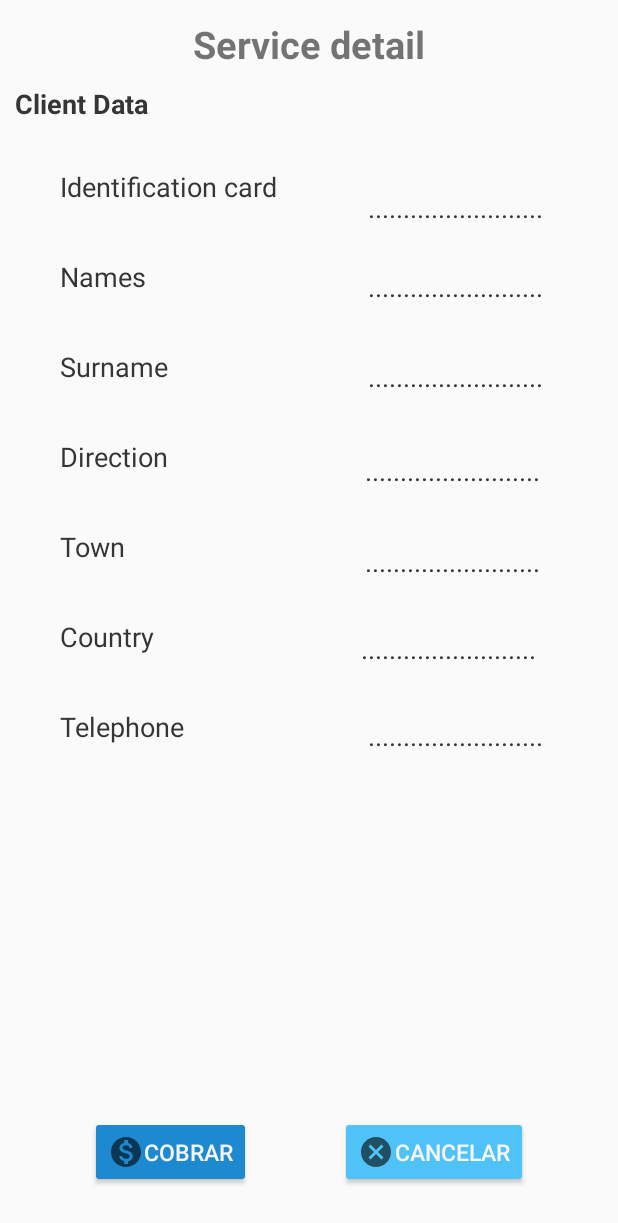
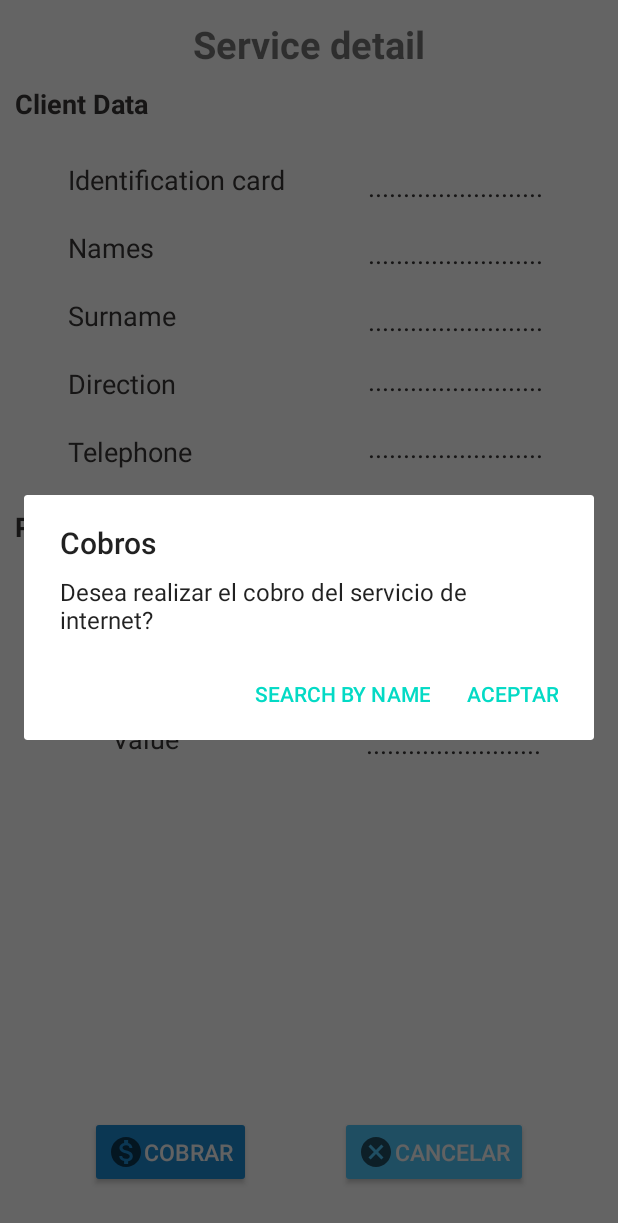
Before and after one commit to henryDev95/ProyectoMikroISP, an Android app: the ShowServiceActivity screen opened directly, with no data from a screen before it, after a tap on "COBRAR", on a phone screen of 412 x 824 dp. Shown: the top 1223 px of the screen. Run offline under Robolectric (Android 15) with nearby library versions, the phone set to English and light mode, and no system bars; 9 statements that could not run were skipped.

Commit message:
Activity payment y equipos modificado

```diff
--- a/MikroIspApp/app/src/main/java/com/loogika/mikroisp/app/client/ClientFragment.kt
+++ b/MikroIspApp/app/src/main/java/com/loogika/mikroisp/app/client/ClientFragment.kt
@@ -53,7 +53,7 @@ class ClientFragment : Fragment() , ClientAdapter.CellClickListener {
     }
 
     private fun obtenerDatos() { // funcion para obtener los datos del api
-        val token = "abcdefg1234567890"
+        val token = "123456henry"
         val call = getRetrofit().create(clientApi::class.java)
         call.getAll(token).enqueue(object : Callback<clientResponse> {
             override fun onResponse(
@@ -80,7 +80,7 @@ class ClientFragment : Fragment() , ClientAdapter.CellClickListener {
     }
 
     private fun getRetrofit(): Retrofit { // funcion de retrofil
-        var urlBase = "http://192.168.0.104/proyectos-web/adminwisp/web/app_dev.php/api/v1/client/"
+        var urlBase = "http://192.168.0.108/proyectos-web/adminwisp/web/app_dev.php/api/v1/client/"
         return Retrofit.Builder()
             .baseUrl(urlBase)
             .addConverterFactory(GsonConverterFactory.create())
--- a/MikroIspApp/app/src/main/java/com/loogika/mikroisp/app/payment/PaymentFragment.kt
+++ b/MikroIspApp/app/src/main/java/com/loogika/mikroisp/app/payment/PaymentFragment.kt
@@ -56,7 +56,7 @@ class PaymentFragment : Fragment() ,  PaymentAdapter.CellClickListener, SearchVi
 
 
     private fun getRetrofit(): Retrofit { // funcion de retrofil
-        var urlBase = "http://192.168.0.104/proyectos-web/adminwisp/web/app_dev.php/api/v1/client/"
+        var urlBase = "http://192.168.0.108/proyectos-web/adminwisp/web/app_dev.php/api/v1/client/"
         return Retrofit.Builder()
             .baseUrl(urlBase)
             .addConverterFactory(GsonConverterFactory.create())
@@ -66,7 +66,7 @@ class PaymentFragment : Fragment() ,  PaymentAdapter.CellClickListener, SearchVi
 
      private fun searchByName( name : String){
          CoroutineScope(Dispatchers.IO).launch {
-             val token = "abcdefg1234567890"
+             val token = "123456henry"
              val call  = getRetrofit().create(apiPayment::class.java).getClientByName(token, "$name/retriveByName?institution_id=1")
              val client = call.body()
              activity?.runOnUiThread {
--- a/MikroIspApp/app/src/main/java/com/loogika/mikroisp/app/payment/ShowServiceActivity.kt
+++ b/MikroIspApp/app/src/main/java/com/loogika/mikroisp/app/payment/ShowServiceActivity.kt
@@ -1,8 +1,12 @@
 package com.loogika.mikroisp.app.payment
 
+import android.content.Context
+import android.content.DialogInterface
 import androidx.appcompat.app.AppCompatActivity
 import android.os.Bundle
+import android.view.View
 import android.widget.Toast
+import androidx.appcompat.app.AlertDialog
 import com.google.android.material.dialog.MaterialAlertDialogBuilder
 import com.loogika.mikroisp.app.R
 import com.loogika.mikroisp.app.databinding.ActivityShowServiceBinding
@@ -25,8 +29,38 @@ class ShowServiceActivity : AppCompatActivity() {
         var telephone = intent.getStringExtra("telephone")
         var plan  = intent.getParcelableExtra<Plan>("plan")!!
 
+        binding.detailIdentification.text = dni.toString()
+        binding.detailNames.text= userFirstName.toString()
+        binding.detailSurname.text = userLastName.toString()
+        binding.detailDirecction.text = address.toString()
+        binding.detailTelephone.text = telephone.toString()
+        binding.detailPlaName.text = plan.name.toString()
+        if(plan.status =="true"){
+            binding.detailPlanState.text = "Activo"
+        }else{
+            binding.detailPlanState.text = "Cancelado"
+        }
+        binding.detailPlanValue.text = plan.fullValue.toString()
         binding.cobrarButton.setOnClickListener {
-            Toast.makeText(this, plan.name.toString(), Toast.LENGTH_SHORT).show()
-       }
+            mostrarDialog(it.context)
+        }
     }
+
+     private fun mostrarDialog(contex:Context) {
+        val builder = AlertDialog.Builder(contex)
+        builder.setTitle("Cobros")
+            .setMessage("Desea realizar el cobro del servicio de internet?")
+            .setPositiveButton("Aceptar",
+                DialogInterface.OnClickListener { dialog, id ->
+                    Toast.makeText(this, "aceptar", Toast.LENGTH_SHORT).show()
+                })
+            .setNegativeButton(R.string.cancel,
+                DialogInterface.OnClickListener { dialog, id ->
+                    Toast.makeText(this, "no aceptar", Toast.LENGTH_SHORT).show()
+                })
+
+        builder.show()
+    }
+
+
 }
--- a/MikroIspApp/app/src/main/res/drawable/splash_content.xml
+++ b/MikroIspApp/app/src/main/res/drawable/splash_content.xml
@@ -9,5 +9,8 @@
         android:bottom="260dp"
         android:gravity="center">
         <bitmap android:src="@drawable/internet"/>
+
     </item>
+
+
 </layer-list>
--- a/MikroIspApp/app/src/main/res/layout/activity_login.xml
+++ b/MikroIspApp/app/src/main/res/layout/activity_login.xml
@@ -82,6 +82,6 @@
         app:layout_constraintRight_toRightOf="parent"
         android:padding="20dp"
         app:layout_constraintBottom_toBottomOf="parent"
-        android:text="MicroISP->Ambiente->Version" />
+        android:text="MikroISP->Ambiente->Version" />
 
 </androidx.constraintlayout.widget.ConstraintLayout>
--- a/MikroIspApp/app/src/main/res/layout/activity_show_service.xml
+++ b/MikroIspApp/app/src/main/res/layout/activity_show_service.xml
@@ -19,7 +19,7 @@
         app:layout_constraintStart_toStartOf="parent"
         app:layout_constraintTop_toTopOf="parent" />
 
-       <TextView
+    <TextView
         android:id="@+id/titleSub"
         android:layout_width="wrap_content"
         android:layout_height="wrap_content"
@@ -47,8 +47,8 @@
         <TextView
             android:layout_width="wrap_content"
             android:layout_height="wrap_content"
-            android:layout_margin="10dp"
-            android:paddingBottom="15dp"
+            android:layout_margin="5dp"
+            android:paddingBottom="10dp"
             android:text="@string/identificationcard"
             android:textColor="@color/colorBlack"
             android:textSize="18dp"
@@ -57,8 +57,8 @@
         <TextView
             android:layout_width="wrap_content"
             android:layout_height="wrap_content"
-            android:layout_margin="10dp"
-            android:paddingBottom="15dp"
+            android:layout_margin="5dp"
+            android:paddingBottom="10dp"
             android:text="@string/names"
             android:textColor="@color/colorBlack"
             android:textSize="18dp"
@@ -67,8 +67,8 @@
         <TextView
             android:layout_width="wrap_content"
             android:layout_height="wrap_content"
-            android:layout_margin="10dp"
-            android:paddingBottom="15dp"
+            android:layout_margin="5dp"
+            android:paddingBottom="10dp"
             android:text="@string/surname"
             android:textColor="@color/colorBlack"
             android:textSize="18dp"
@@ -77,8 +77,8 @@
         <TextView
             android:layout_width="wrap_content"
             android:layout_height="wrap_content"
-            android:layout_margin="10dp"
-            android:paddingBottom="15dp"
+            android:layout_margin="5dp"
+            android:paddingBottom="10dp"
             android:text="@string/direction"
             android:textColor="@color/colorBlack"
             android:textSize="18dp"
@@ -87,27 +87,8 @@
         <TextView
             android:layout_width="wrap_content"
             android:layout_height="wrap_content"
-            android:layout_margin="10dp"
-            android:paddingBottom="15dp"
-            android:text="@string/town"
-            android:textColor="@color/colorBlack"
-            android:textSize="18dp"
-            android:textStyle="normal" />
-
-        <TextView
-            android:layout_width="wrap_content"
-            android:layout_height="wrap_content"
-            android:layout_margin="10dp"
-            android:paddingBottom="15dp"
-            android:text="@string/country"
-            android:textColor="@color/colorBlack"
-            android:textSize="18dp"
-            android:textStyle="normal" />
-
-        <TextView
-            android:layout_width="wrap_content"
-            android:layout_height="wrap_content"
-            android:layout_margin="10dp"
+            android:layout_margin="5dp"
+            android:paddingBottom="10dp"
             android:text="@string/telephone"
             android:textColor="@color/colorBlack"
             android:textSize="18dp"
@@ -119,7 +100,7 @@
         android:id="@+id/detallContact"
         android:layout_width="wrap_content"
         android:layout_height="wrap_content"
-        android:layout_marginTop="9dp"
+        android:layout_marginTop="5dp"
         android:orientation="vertical"
         android:padding="10dp"
         app:layout_constraintEnd_toEndOf="parent"
@@ -131,8 +112,7 @@
             android:id="@+id/detailIdentification"
             android:layout_width="wrap_content"
             android:layout_height="wrap_content"
-            android:layout_margin="10dp"
-            android:paddingBottom="8dp"
+            android:paddingBottom="20dp"
             android:text="........................."
             android:textColor="@color/colorBlack"
             android:textSize="18dp"
@@ -143,8 +123,7 @@
             android:id="@+id/detailNames"
             android:layout_width="wrap_content"
             android:layout_height="wrap_content"
-            android:layout_margin="10dp"
-            android:paddingBottom="15dp"
+            android:paddingBottom="20dp"
             android:text="........................."
             android:textColor="@color/colorBlack"
             android:textSize="18dp"
@@ -154,8 +133,7 @@
             android:id="@+id/detailSurname"
             android:layout_width="wrap_content"
             android:layout_height="wrap_content"
-            android:layout_margin="10dp"
-            android:paddingBottom="20dp"
+            android:paddingBottom="15dp"
             android:text="........................."
             android:textColor="@color/colorBlack"
             android:textSize="18dp"
@@ -165,30 +143,7 @@
             android:id="@+id/detailDirecction"
             android:layout_width="wrap_content"
             android:layout_height="wrap_content"
-            android:layout_margin="8dp"
             android:paddingBottom="20dp"
-            android:text="........................."
-            android:textColor="@color/colorBlack"
-            android:textSize="18dp"
-            android:textStyle="normal" />
-
-        <TextView
-            android:id="@+id/detailTown"
-            android:layout_width="wrap_content"
-            android:layout_height="wrap_content"
-            android:layout_margin="8dp"
-            android:paddingBottom="20dp"
-            android:text="........................."
-            android:textColor="@color/colorBlack"
-            android:textSize="18dp"
-            android:textStyle="normal" />
-
-        <TextView
-            android:id="@+id/detailCountry"
-            android:layout_width="wrap_content"
-            android:layout_height="wrap_content"
-            android:layout_margin="5dp"
-            android:paddingBottom="18dp"
             android:text="........................."
             android:textColor="@color/colorBlack"
             android:textSize="18dp"
@@ -198,12 +153,110 @@
             android:id="@+id/detailTelephone"
             android:layout_width="wrap_content"
             android:layout_height="wrap_content"
-            android:layout_margin="10dp"
             android:text="........................."
             android:textColor="@color/colorBlack"
             android:textSize="18dp"
             android:textStyle="normal" />
 
+    </LinearLayout>
+
+    <TextView
+        android:id="@+id/titlePlan"
+        android:layout_width="wrap_content"
+        android:layout_height="wrap_content"
+        android:layout_margin="10dp"
+        android:paddingBottom="15dp"
+        android:text="@string/plan"
+        android:textColor="@color/colorBlack"
+        android:textSize="18dp"
+        android:textStyle="bold"
+        app:layout_constraintTop_toBottomOf="@+id/identification"
+        app:layout_constraintStart_toStartOf="parent"/>
+    <LinearLayout
+        android:id="@+id/planDetail"
+        android:layout_width="wrap_content"
+        android:layout_height="wrap_content"
+        android:layout_marginTop="5dp"
+        android:orientation="vertical"
+        app:layout_constraintEnd_toStartOf="@id/detallContact"
+        app:layout_constraintStart_toStartOf="parent"
+        app:layout_constraintTop_toBottomOf="@+id/titlePlan"
+        tools:ignore="MissingConstraints">
+
+        <TextView
+            android:layout_width="wrap_content"
+            android:layout_height="wrap_content"
+            android:layout_margin="5dp"
+            android:paddingBottom="10dp"
+            android:text="@string/planName"
+            android:textColor="@color/colorBlack"
+            android:textSize="18dp"
+            android:textStyle="normal" />
+
+        <TextView
+            android:layout_width="wrap_content"
+            android:layout_height="wrap_content"
+            android:layout_margin="5dp"
+            android:paddingBottom="10dp"
+            android:text="@string/planState"
+            android:textColor="@color/colorBlack"
+            android:textSize="18dp"
+            android:textStyle="normal" />
+
+        <TextView
+            android:layout_width="wrap_content"
+            android:layout_height="wrap_content"
+            android:layout_margin="5dp"
+            android:paddingBottom="10dp"
+            android:text="@string/planValue"
+            android:textColor="@color/colorBlack"
+            android:textSize="18dp"
+            android:textStyle="normal" />
+
+    </LinearLayout>
+    <LinearLayout
+        android:id="@+id/detailCampoPla"
+        android:layout_width="wrap_content"
+        android:layout_height="wrap_content"
+        android:layout_marginTop="5dp"
+        android:orientation="vertical"
+        android:padding="10dp"
+        app:layout_constraintEnd_toEndOf="parent"
+        app:layout_constraintHorizontal_bias="0.483"
+        app:layout_constraintTop_toBottomOf="@+id/titlePlan"
+        app:layout_constraintStart_toEndOf="@+id/identification"
+>
+
+        <TextView
+            android:id="@+id/detailPlaName"
+            android:layout_width="wrap_content"
+            android:layout_height="wrap_content"
+            android:paddingBottom="20dp"
+            android:text="........................."
+            android:textColor="@color/colorBlack"
+            android:textSize="18dp"
+            android:textStyle="normal" />
+
+
+        <TextView
+            android:id="@+id/detailPlanState"
+            android:layout_width="wrap_content"
+            android:layout_height="wrap_content"
+            android:paddingBottom="20dp"
+            android:text="........................."
+            android:textColor="@color/colorBlack"
+            android:textSize="18dp"
+            android:textStyle="normal" />
+
+        <TextView
+            android:id="@+id/detailPlanValue"
+            android:layout_width="wrap_content"
+            android:layout_height="wrap_content"
+            android:paddingBottom="15dp"
+            android:text="........................."
+            android:textColor="@color/colorBlack"
+            android:textSize="18dp"
+            android:textStyle="normal" />
     </LinearLayout>
 
     <Button
--- a/MikroIspApp/app/src/main/res/layout/fragment_payment.xml
+++ b/MikroIspApp/app/src/main/res/layout/fragment_payment.xml
@@ -27,6 +27,6 @@
         app:layout_constraintStart_toStartOf="parent"
         app:layout_constraintBottom_toBottomOf="parent"
         app:layoutManager="androidx.recyclerview.widget.LinearLayoutManager"
-        tools:listitem="@layout/item_client"
+        tools:listitem="@layout/item_service_client"
         />
 </androidx.constraintlayout.widget.ConstraintLayout>
--- a/MikroIspApp/app/src/main/res/values/strings.xml
+++ b/MikroIspApp/app/src/main/res/values/strings.xml
@@ -40,4 +40,8 @@
     <string name="accept">Search By Name</string>
     <string name="serviceDetail">Service detail</string>
     <string name="clientData">Client Data</string>
+    <string name="plan">Plan</string>
+    <string name="planName">Plan name </string>
+    <string name="planState">Plan State </string>
+    <string name="planValue">Value </string>
 </resources>
```
Also changed, not shown: MikroIspApp/app/src/main/java/com/loogika/mikroisp/app/payment/adapter/PaymentAdapter.kt (+4 -3 lines), MikroIspApp/app/src/main/res/layout/item_device.xml (added, +54 -0 lines), MikroIspApp/app/src/main/res/layout/item_service_client.xml (added, +54 -0 lines), MikroIspApp/app/src/main/res/drawable-v24/router_ico.png (added), 1 other file.
